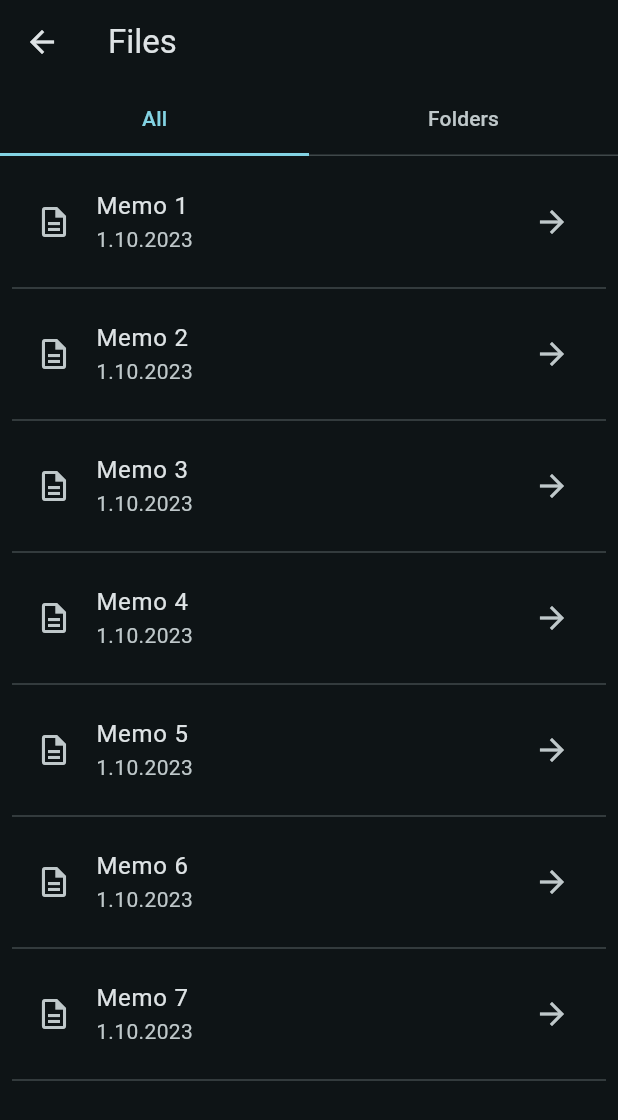
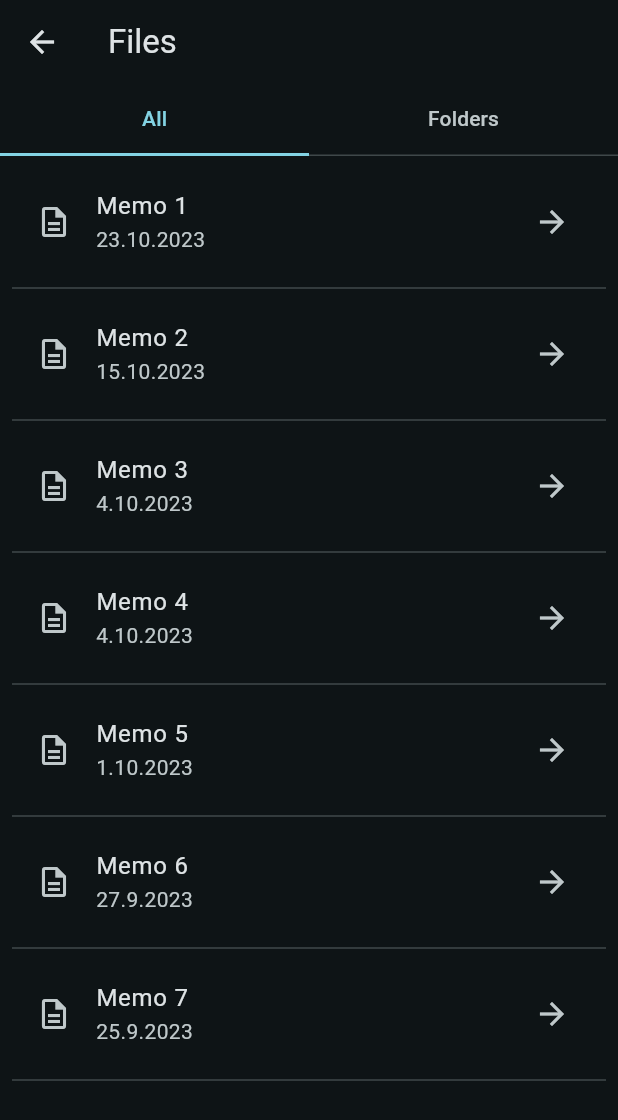
Before and after one commit to leo-usa/voice_memo, a Flutter app: the FilesPage screen opened directly, on a phone screen of 412 x 824 dp. Shown: the top 1120 px of the screen. Run offline on Flutter 3.47's test engine with Material 2 defaults, Android fonts, the phone set to English and light mode, and no system bars; our stand-ins replace audioplayers; missing offline and left inert: record; statements that could not run were skipped.

Commit message:
open single file working and fixed the filenames list to include filename, date and foldername

```diff
--- a/lib/files.dart
+++ b/lib/files.dart
@@ -1,14 +1,28 @@
 import 'package:flutter/material.dart';
+import 'openedFilePage.dart'; // Tuo OpenedFilePage
 
-final List<String> filenames = <String>[
-  'Memo 1',
-  'Memo 2',
-  'Memo 3',
-  'Memo 4',
-  'Memo 5',
-  'Memo 6',
-  'Memo 7',
+class FileItem {
+  final String name;
+  final String date;
+  final String folderName;
+
+  FileItem({
+    required this.name,
+    required this.date,
+    required this.folderName,
+  });
+}
+
+final List<FileItem> filenames = <FileItem>[
+  FileItem(name: 'Memo 1', date: '23.10.2023', folderName: 'Meeting notes'),
+  FileItem(name: 'Memo 2', date: '15.10.2023', folderName: 'Meeting notes'),
+  FileItem(name: 'Memo 3', date: '4.10.2023', folderName: 'Email drafts'),
+  FileItem(name: 'Memo 4', date: '4.10.2023', folderName: 'Ideas'),
+  FileItem(name: 'Memo 5', date: '1.10.2023', folderName: 'Ideas'),
+  FileItem(name: 'Memo 6', date: '27.9.2023', folderName: 'Ideas'),
+  FileItem(name: 'Memo 7', date: '25.9.2023', folderName: 'Meeting notes'),
 ];
+
 final List<String> foldernames = <String>[
   'Meeting notes',
   'Email drafts',
@@ -65,6 +79,15 @@ class _FilesPageState extends State<FilesPage> {
     );
   }
 
+  void _openFile(FileItem fileItem) {
+    // Avaa tiedosto valitussa näkymässä
+    Navigator.of(context).push(
+      MaterialPageRoute(
+        builder: (context) => OpenedFilePage(title: fileItem.name),
+      ),
+    );
+  }
+
   void _openFolder(String folderName) {
     setState(() {
       selectedFolder = folderName;
@@ -114,14 +137,17 @@ class _FilesPageState extends State<FilesPage> {
               padding: const EdgeInsets.all(8),
               itemCount: filenames.length,
               itemBuilder: (BuildContext context, int index) {
-                String fileName = filenames[index];
+                FileItem fileItem = filenames[index];
                 return Column(
                   children: [
                     ListTile(
                       leading: const Icon(Icons.description_outlined),
-                      title: Text(fileName),
-                      subtitle: const Text('1.10.2023'),
+                      title: Text(fileItem.name),
+                      subtitle: Text(fileItem.date),
                       trailing: const Icon(Icons.arrow_forward),
+                      onTap: () {
+                        _openFile(fileItem);
+                      },
                     ),
                     const Divider(),
                   ],
```
Also changed, not shown: lib/openedFilePage.dart (added, +19 -0 lines).
